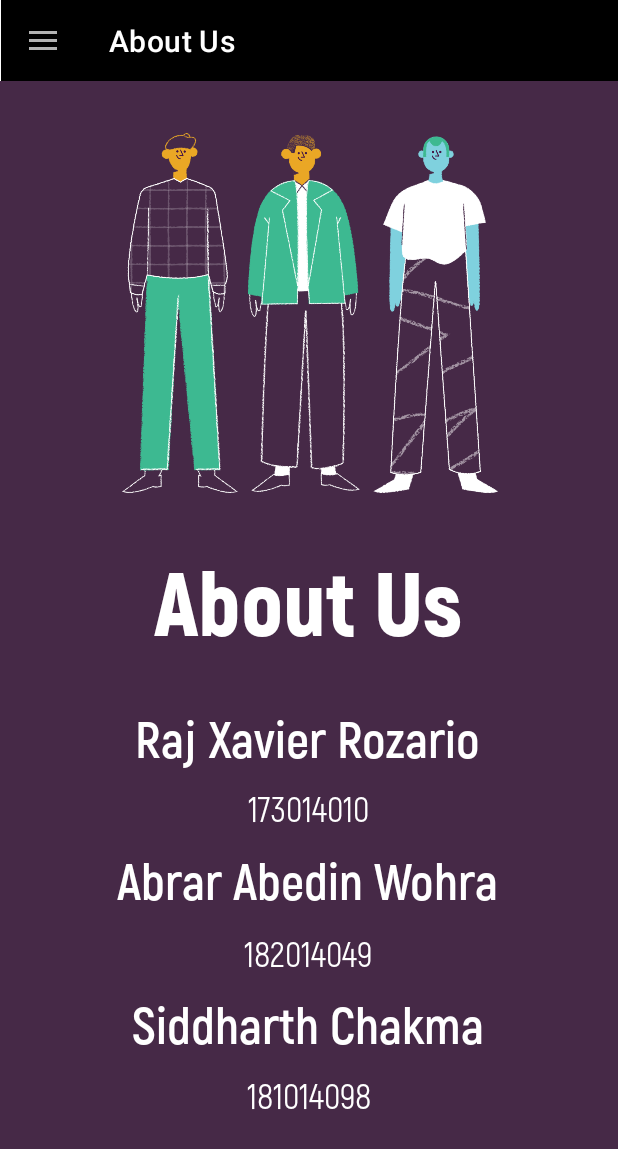
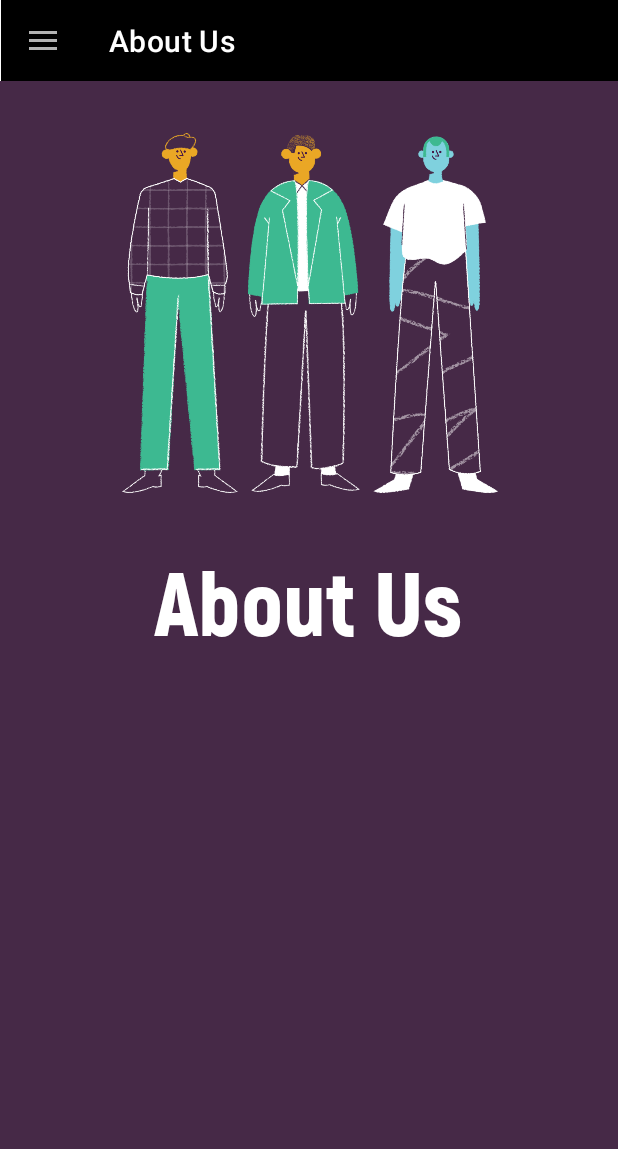
Before and after one commit to RJXavier/weather-app-android, an Android app: the screen it shows after launch (MainActivity), in the side drawer, after a tap on "About Us", on a phone screen of 412 x 824 dp. Shown: the top 1149 px of the screen. Run offline under Robolectric (Android 15) with nearby library versions, the phone set to English and light mode, and no system bars; our stand-ins replace AdMob, data binding; 1 statement that could not run was skipped.

Commit message:
Update fragment_about.xml

```diff
--- a/app/src/main/res/layout/fragment_about.xml
+++ b/app/src/main/res/layout/fragment_about.xml
@@ -44,93 +44,4 @@
         app:layout_constraintTop_toTopOf="parent"
         app:layout_constraintVertical_bias="0.448" />
 
-    <TextView
-        android:id="@+id/textView12"
-        android:layout_width="wrap_content"
-        android:layout_height="wrap_content"
-        android:fontFamily="@font/akro_bold"
-        android:text="Siddharth Chakma"
-        android:textColor="@color/white"
-        android:textSize="34sp"
-        app:layout_constraintBottom_toBottomOf="parent"
-        app:layout_constraintEnd_toEndOf="parent"
-        app:layout_constraintHorizontal_bias="0.497"
-        app:layout_constraintStart_toStartOf="parent"
-        app:layout_constraintTop_toTopOf="parent"
-        app:layout_constraintVertical_bias="0.837" />
-
-    <TextView
-        android:id="@+id/textView9"
-        android:layout_width="wrap_content"
-        android:layout_height="wrap_content"
-        android:fontFamily="@font/akro_regular"
-        android:text="173014010"
-        android:textColor="@color/white"
-        android:textSize="24sp"
-        app:layout_constraintBottom_toBottomOf="parent"
-        app:layout_constraintEnd_toEndOf="parent"
-        app:layout_constraintHorizontal_bias="0.498"
-        app:layout_constraintStart_toStartOf="parent"
-        app:layout_constraintTop_toTopOf="parent"
-        app:layout_constraintVertical_bias="0.635" />
-
-    <TextView
-        android:id="@+id/textView10"
-        android:layout_width="wrap_content"
-        android:layout_height="wrap_content"
-        android:fontFamily="@font/akro_bold"
-        android:text="Abrar Abedin Wohra"
-        android:textColor="@color/white"
-        android:textSize="34sp"
-        app:layout_constraintBottom_toBottomOf="parent"
-        app:layout_constraintEnd_toEndOf="parent"
-        app:layout_constraintHorizontal_bias="0.496"
-        app:layout_constraintStart_toStartOf="parent"
-        app:layout_constraintTop_toTopOf="parent"
-        app:layout_constraintVertical_bias="0.705" />
-
-    <TextView
-        android:id="@+id/textView11"
-        android:layout_width="wrap_content"
-        android:layout_height="wrap_content"
-        android:fontFamily="@font/akro_regular"
-        android:text="182014049"
-        android:textColor="@color/white"
-        android:textSize="24sp"
-        app:layout_constraintBottom_toBottomOf="parent"
-        app:layout_constraintEnd_toEndOf="parent"
-        app:layout_constraintHorizontal_bias="0.498"
-        app:layout_constraintStart_toStartOf="parent"
-        app:layout_constraintTop_toTopOf="parent"
-        app:layout_constraintVertical_bias="0.766" />
-
-    <TextView
-        android:id="@+id/textView13"
-        android:layout_width="wrap_content"
-        android:layout_height="wrap_content"
-        android:fontFamily="@font/akro_regular"
-        android:text="181014098"
-        android:textColor="@color/white"
-        android:textSize="24sp"
-        app:layout_constraintBottom_toBottomOf="parent"
-        app:layout_constraintEnd_toEndOf="parent"
-        app:layout_constraintStart_toStartOf="parent"
-        app:layout_constraintTop_toTopOf="parent"
-        app:layout_constraintVertical_bias="0.894" />
-
-    <TextView
-        android:id="@+id/textView8"
-        android:layout_width="wrap_content"
-        android:layout_height="wrap_content"
-        android:fontFamily="@font/akro_bold"
-        android:text="Raj Xavier Rozario"
-        android:textColor="@color/white"
-        android:textSize="34sp"
-        app:layout_constraintBottom_toBottomOf="parent"
-        app:layout_constraintEnd_toEndOf="parent"
-        app:layout_constraintHorizontal_bias="0.497"
-        app:layout_constraintStart_toStartOf="parent"
-        app:layout_constraintTop_toTopOf="parent"
-        app:layout_constraintVertical_bias="0.574" />
-
 </androidx.constraintlayout.widget.ConstraintLayout>
```
